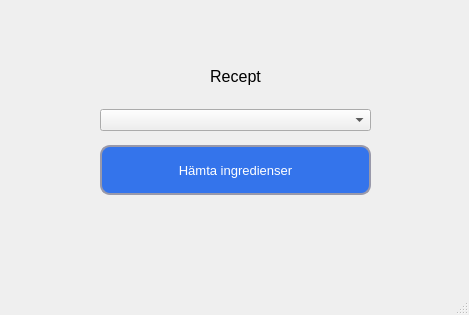
First picture: the form in code/viewer/UI/start_menu.ui, repository marcusgostasson/smartshop, before the edit.
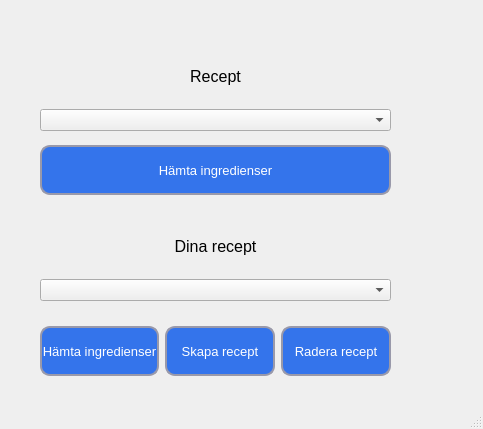
Second picture: the form after the edit. Icons and pictures are not drawn.

Diff of the .ui file:
```diff
--- a/code/viewer/UI/start_menu.ui
+++ b/code/viewer/UI/start_menu.ui
@@ -6,8 +6,8 @@
    <rect>
     <x>0</x>
     <y>0</y>
-    <width>469</width>
-    <height>315</height>
+    <width>483</width>
+    <height>429</height>
    </rect>
   </property>
   <property name="sizePolicy">
@@ -27,9 +27,9 @@
    <widget class="QWidget" name="verticalLayoutWidget">
     <property name="geometry">
      <rect>
-      <x>100</x>
+      <x>40</x>
       <y>50</y>
-      <width>271</width>
+      <width>351</width>
       <height>81</height>
      </rect>
     </property>
@@ -72,9 +72,9 @@
    <widget class="QWidget" name="horizontalLayoutWidget">
     <property name="geometry">
      <rect>
-      <x>100</x>
+      <x>40</x>
       <y>130</y>
-      <width>271</width>
+      <width>351</width>
       <height>81</height>
      </rect>
     </property>
@@ -134,6 +134,235 @@
      </item>
     </layout>
    </widget>
+   <widget class="QWidget" name="verticalLayoutWidget_2">
+    <property name="geometry">
+     <rect>
+      <x>40</x>
+      <y>220</y>
+      <width>351</width>
+      <height>81</height>
+     </rect>
+    </property>
+    <layout class="QVBoxLayout" name="verticalLayout_2">
+     <item>
+      <widget class="QLabel" name="your_recipe_label">
+       <property name="sizePolicy">
+        <sizepolicy hsizetype="Expanding" vsizetype="Preferred">
+         <horstretch>0</horstretch>
+         <verstretch>0</verstretch>
+        </sizepolicy>
+       </property>
+       <property name="font">
+        <font>
+         <pointsize>12</pointsize>
+         <weight>50</weight>
+         <bold>false</bold>
+        </font>
+       </property>
+       <property name="text">
+        <string>Dina recept</string>
+       </property>
+       <property name="alignment">
+        <set>Qt::AlignCenter</set>
+       </property>
+      </widget>
+     </item>
+     <item>
+      <widget class="QComboBox" name="your_chosen_recipe">
+       <property name="sizePolicy">
+        <sizepolicy hsizetype="Expanding" vsizetype="Fixed">
+         <horstretch>0</horstretch>
+         <verstretch>0</verstretch>
+        </sizepolicy>
+       </property>
+      </widget>
+     </item>
+    </layout>
+   </widget>
+   <widget class="QWidget" name="horizontalLayoutWidget_2">
+    <property name="geometry">
+     <rect>
+      <x>40</x>
+      <y>300</y>
+      <width>351</width>
+      <height>102</height>
+     </rect>
+    </property>
+    <layout class="QHBoxLayout" name="your_horizontalLayout">
+     <item>
+      <widget class="QPushButton" name="your_get_ingredients_button">
+       <property name="sizePolicy">
+        <sizepolicy hsizetype="Expanding" vsizetype="Fixed">
+         <horstretch>0</horstretch>
+         <verstretch>0</verstretch>
+        </sizepolicy>
+       </property>
+       <property name="maximumSize">
+        <size>
+         <width>2000</width>
+         <height>50</height>
+        </size>
+       </property>
+       <property name="font">
+        <font>
+         <pointsize>10</pointsize>
+         <weight>50</weight>
+         <bold>false</bold>
+        </font>
+       </property>
+       <property name="mouseTracking">
+        <bool>false</bool>
+       </property>
+       <property name="styleSheet">
+        <string notr="true">QPushButton { 
+        border-style: solid;
+        border-width: 2px;
+        border-color: #9999aa;
+        border-radius: 10px;
+        color: white;
+        background-color: #3474eb;
+    }
+
+    QPushButton:enabled {
+        background-color: #3474eb;
+        color: white;
+    }
+
+    QPushButton:pressed {
+        background-color: #0d2f72;
+        color: #fffffe;
+    }
+
+    QPushButton:hover:!pressed {
+        background-color: #E1F4FF;
+        color: #0c2f70;
+    }
+
+    QPushButton:disabled {
+        background-color: #aaaaaa;
+        color: #ffffff;
+    }</string>
+       </property>
+       <property name="text">
+        <string>Hämta ingredienser</string>
+       </property>
+      </widget>
+     </item>
+     <item>
+      <widget class="QPushButton" name="create_recipe_button">
+       <property name="sizePolicy">
+        <sizepolicy hsizetype="Expanding" vsizetype="Fixed">
+         <horstretch>0</horstretch>
+         <verstretch>0</verstretch>
+        </sizepolicy>
+       </property>
+       <property name="maximumSize">
+        <size>
+         <width>2000</width>
+         <height>50</height>
+        </size>
+       </property>
+       <property name="font">
+        <font>
+         <pointsize>10</pointsize>
+         <weight>50</weight>
+         <bold>false</bold>
+        </font>
+       </property>
+       <property name="mouseTracking">
+        <bool>false</bool>
+       </property>
+       <property name="styleSheet">
+        <string notr="true">QPushButton { 
+        border-style: solid;
+        border-width: 2px;
+        border-color: #9999aa;
+        border-radius: 10px;
+        color: white;
+        background-color: #3474eb;
+    }
+
+    QPushButton:enabled {
+        background-color: #3474eb;
+        color: white;
+    }
+
+    QPushButton:pressed {
+        background-color: #0d2f72;
+        color: #fffffe;
+    }
+
+    QPushButton:hover:!pressed {
+        background-color: #E1F4FF;
+        color: #0c2f70;
+    }
+
+    QPushButton:disabled {
+        background-color: #aaaaaa;
+        color: #ffffff;
+    }</string>
+       </property>
+       <property name="text">
+        <string>Skapa recept</string>
+       </property>
+      </widget>
+     </item>
+     <item>
+      <widget class="QPushButton" name="delete_recipe_button">
+       <property name="sizePolicy">
+        <sizepolicy hsizetype="Expanding" vsizetype="Fixed">
+         <horstretch>0</horstretch>
+         <verstretch>0</verstretch>
+        </sizepolicy>
+       </property>
+       <property name="minimumSize">
+        <size>
+         <width>50</width>
+         <height>50</height>
+        </size>
+       </property>
+       <property name="font">
+        <font>
+         <pointsize>10</pointsize>
+        </font>
+       </property>
+       <property name="styleSheet">
+        <string notr="true">QPushButton { 
+        border-style: solid;
+        border-width: 2px;
+        border-color: #9999aa;
+        border-radius: 10px;
+        color: white;
+        background-color: #3474eb;
+    }
+
+    QPushButton:enabled {
+        background-color: #3474eb;
+        color: white;
+    }
+
+    QPushButton:pressed {
+        background-color: #0d2f72;
+        color: #fffffe;
+    }
+
+    QPushButton:hover:!pressed {
+        background-color: #E1F4FF;
+        color: #0c2f70;
+    }
+
+    QPushButton:disabled {
+        background-color: #aaaaaa;
+        color: #ffffff;
+    }</string>
+       </property>
+       <property name="text">
+        <string>Radera recept</string>
+       </property>
+      </widget>
+     </item>
+    </layout>
+   </widget>
   </widget>
   <widget class="QMenuBar" name="menubar">
    <property name="geometry">
```
Left out of the diff: 2 changed lines with no effect on the pictures.
